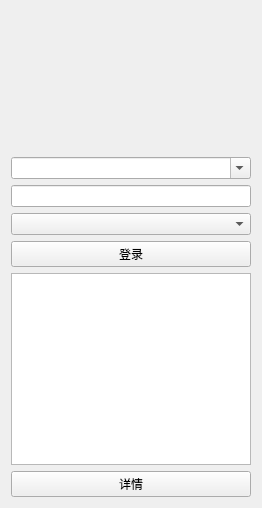
First picture: the form in application/mainwidget.ui, repository zonyitoo/qYaH3C, before the edit.
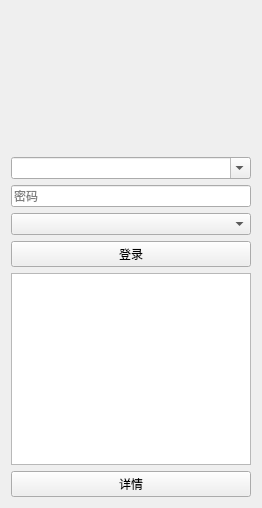
Second picture: the form after the edit.

```diff
--- a/application/mainwidget.ui
+++ b/application/mainwidget.ui
@@ -98,6 +98,9 @@
        <property name="echoMode">
         <enum>QLineEdit::Password</enum>
        </property>
+       <property name="placeholderText">
+        <string>密码</string>
+       </property>
       </widget>
      </item>
      <item>
```
Left out of the diff: 3 changed lines with no effect on the pictures.
